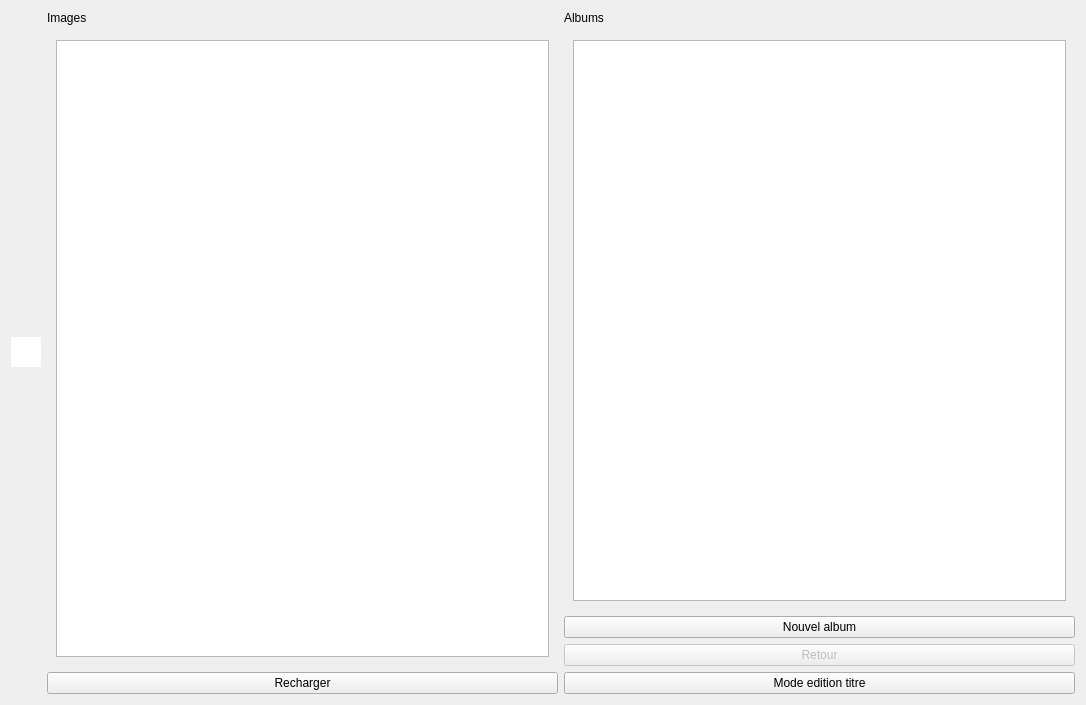
Old version of the form widgets/explorer.ui in the repository GLTron3000/IHM_Photos.
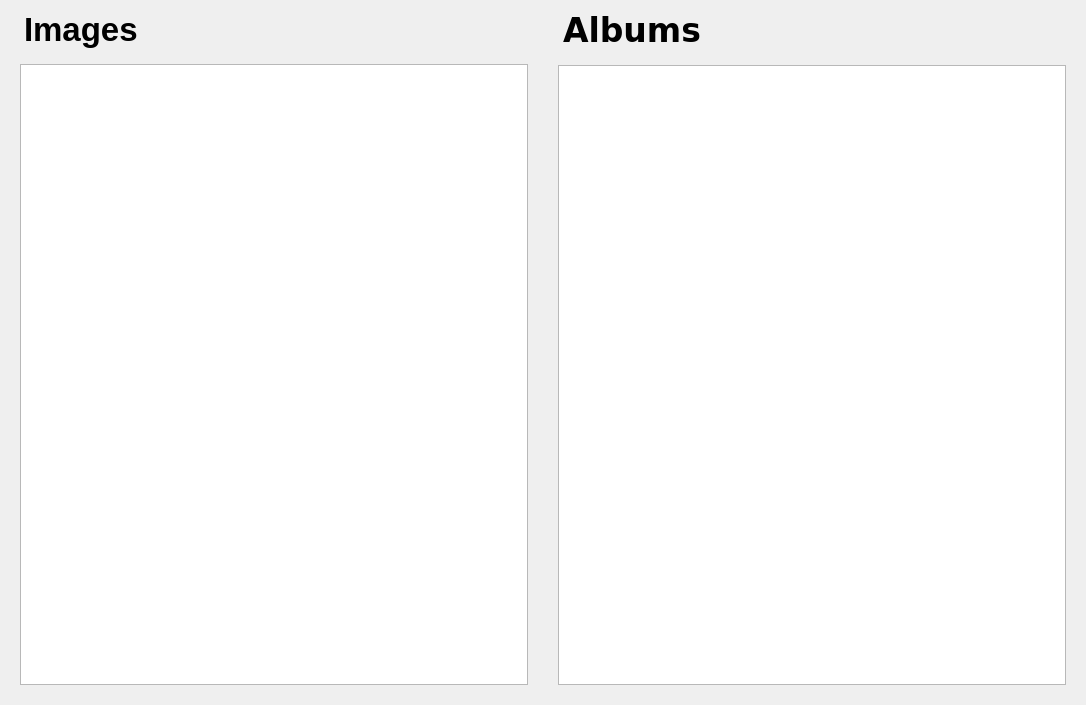
New version of the form.

```diff
--- a/widgets/explorer.ui
+++ b/widgets/explorer.ui
@@ -16,52 +16,25 @@
   <layout class="QHBoxLayout" name="horizontalLayout_4">
    <item>
     <layout class="QHBoxLayout" name="horizontalLayout">
-     <item>
-      <widget class="QListWidget" name="listWidget">
-       <property name="enabled">
-        <bool>true</bool>
-       </property>
-       <property name="sizePolicy">
-        <sizepolicy hsizetype="Minimum" vsizetype="Minimum">
-         <horstretch>0</horstretch>
-         <verstretch>0</verstretch>
-        </sizepolicy>
-       </property>
-       <property name="minimumSize">
-        <size>
-         <width>2</width>
-         <height>0</height>
-        </size>
-       </property>
-       <property name="maximumSize">
-        <size>
-         <width>30</width>
-         <height>30</height>
-        </size>
-       </property>
-       <property name="frameShape">
-        <enum>QFrame::NoFrame</enum>
-       </property>
-       <property name="gridSize">
-        <size>
-         <width>0</width>
-         <height>0</height>
-        </size>
-       </property>
-       <property name="viewMode">
-        <enum>QListView::ListMode</enum>
-       </property>
-       <property name="modelColumn">
-        <number>0</number>
-       </property>
-      </widget>
-     </item>
      <item>
       <layout class="QVBoxLayout" name="verticalLayoutImages">
        <item>
         <widget class="QLabel" name="img_label">
+         <property name="font">
+          <font>
+           <weight>75</weight>
+           <italic>false</italic>
+           <bold>true</bold>
+          </font>
+         </property>
+         <property name="styleSheet">
+          <string notr="true">padding: 0 10 0;</string>
+         </property>
          <property name="text">
-          <string>Images</string>
+          <string>&lt;span style=&quot; font-size:25pt; font-weight:1000; color:#000000;&quot;&gt;Images&lt;/span&gt;</string>
+         </property>
+         <property name="textFormat">
+          <enum>Qt::RichText</enum>
          </property>
         </widget>
        </item>
@@ -78,8 +51,8 @@
            <rect>
             <x>0</x>
             <y>0</y>
-            <width>510</width>
-            <height>635</height>
+            <width>525</width>
+            <height>639</height>
            </rect>
           </property>
           <layout class="QHBoxLayout" name="horizontalLayout_2">
@@ -160,21 +133,47 @@
          </widget>
         </widget>
        </item>
-       <item>
-        <widget class="QPushButton" name="refreshButton">
-         <property name="text">
-          <string>Recharger</string>
-         </property>
-        </widget>
-       </item>
       </layout>
      </item>
+     <item>
+      <widget class="QFrame" name="frame">
+       <property name="frameShape">
+        <enum>QFrame::StyledPanel</enum>
+       </property>
+       <property name="frameShadow">
+        <enum>QFrame::Raised</enum>
+       </property>
+       <property name="lineWidth">
+        <number>10</number>
+       </property>
+      </widget>
+     </item>
      <item>
       <layout class="QVBoxLayout" name="verticalLayoutAlbums">
        <item>
         <widget class="QLabel" name="alb_label">
+         <property name="font">
+          <font>
+           <family>DejaVu Sans</family>
+           <weight>75</weight>
+           <italic>false</italic>
+           <bold>true</bold>
+           <underline>false</underline>
+           <strikeout>false</strikeout>
+           <kerning>true</kerning>
+          </font>
+         </property>
+         <property name="styleSheet">
+          <string notr="true">padding: 0 10 0;</string>
+         </property>
          <property name="text">
-          <string>Albums</string>
+          <string>&lt;span style=&quot; font-size:25pt; font-weight:1000; color:#000000;&quot;&gt;Albums&lt;/span&gt;</string>
+         </property>
+         <property name="textFormat">
+          <enum>Qt::RichText</enum>
+         </property>
+         <property name="margin">
+          <number>0</number>
          </property>
         </widget>
        </item>
@@ -191,8 +190,8 @@
            <rect>
             <x>0</x>
             <y>0</y>
-            <width>510</width>
-            <height>579</height>
+            <width>525</width>
+            <height>639</height>
            </rect>
           </property>
           <layout class="QHBoxLayout" name="horizontalLayout_3">
@@ -261,36 +260,6 @@
          </widget>
         </widget>
        </item>
-       <item>
-        <widget class="QPushButton" name="albumAddButton">
-         <property name="text">
-          <string>Nouvel album</string>
-         </property>
-        </widget>
-       </item>
-       <item>
-        <widget class="QPushButton" name="albumBackButton">
-         <property name="enabled">
-          <bool>false</bool>
-         </property>
-         <property name="text">
-          <string>Retour</string>
-         </property>
-         <property name="flat">
-          <bool>false</bool>
-         </property>
-        </widget>
-       </item>
-       <item>
-        <widget class="QPushButton" name="albumEditTitle">
-         <property name="text">
-          <string>Mode edition titre</string>
-         </property>
-         <property name="checkable">
-          <bool>true</bool>
-         </property>
-        </widget>
-       </item>
       </layout>
      </item>
     </layout>
```
